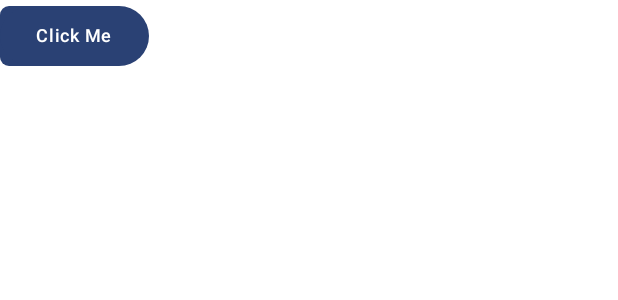
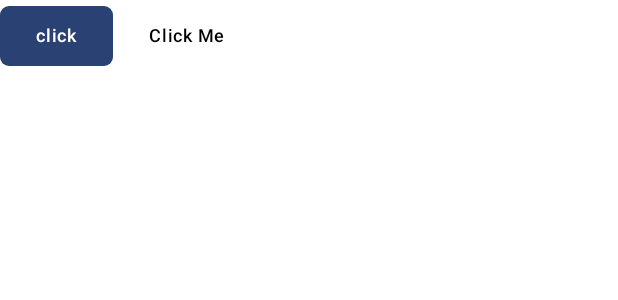
Before and after one commit to NaftaliHolland/demeter, an Android app built with Jetpack Compose: the @Preview function MainButtonPreview, on a phone screen of 412 x 824 dp. Shown: the top 300 px of the screen. Run offline under Robolectric (Android 15) with nearby library versions, the phone set to English and light mode, and no system bars.

```diff
--- a/v2/app/src/main/java/com/mmust/demeter/presentation/common/MainButton.kt
+++ b/v2/app/src/main/java/com/mmust/demeter/presentation/common/MainButton.kt
@@ -1,5 +1,6 @@
 package com.mmust.demeter.presentation.common
 
+import androidx.compose.foundation.layout.Row
 import androidx.compose.foundation.shape.RoundedCornerShape
 import androidx.compose.material3.Button
 import androidx.compose.material3.ButtonDefaults
@@ -39,11 +40,14 @@ fun MainTextButton(
 ) {
     Button(
         onClick = onClick,
+        colors = ButtonDefaults.buttonColors(
+            containerColor = Color.Transparent,
+            contentColor = Color.Black
+        ),
     ) {
         Text(
             text = text,
             style = MaterialTheme.typography.labelMedium.copy(fontWeight = FontWeight.SemiBold),
-            color = Color.White
         )
     }
 }
@@ -52,7 +56,9 @@ fun MainTextButton(
 @Composable
 fun MainButtonPreview() {
     DemeterTheme {
-        MainButton(text="click", onClick={})
-        MainTextButton(text="Click Me", onClick={})
+        Row() {
+            MainButton(text="click", onClick={})
+            MainTextButton(text="Click Me", onClick={})
+        }
     }
 }
```
Also changed, not shown: v2/app/src/main/java/com/mmust/demeter/presentation/onboarding/OnBoardingScreen.kt (+15 -0 lines).
